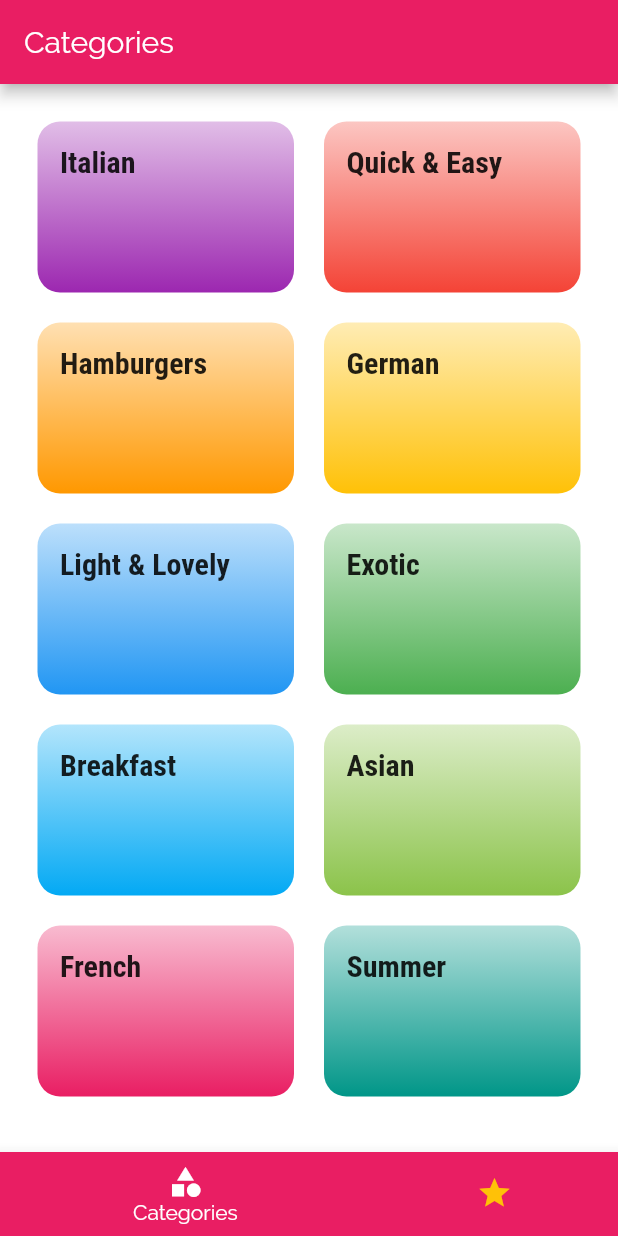
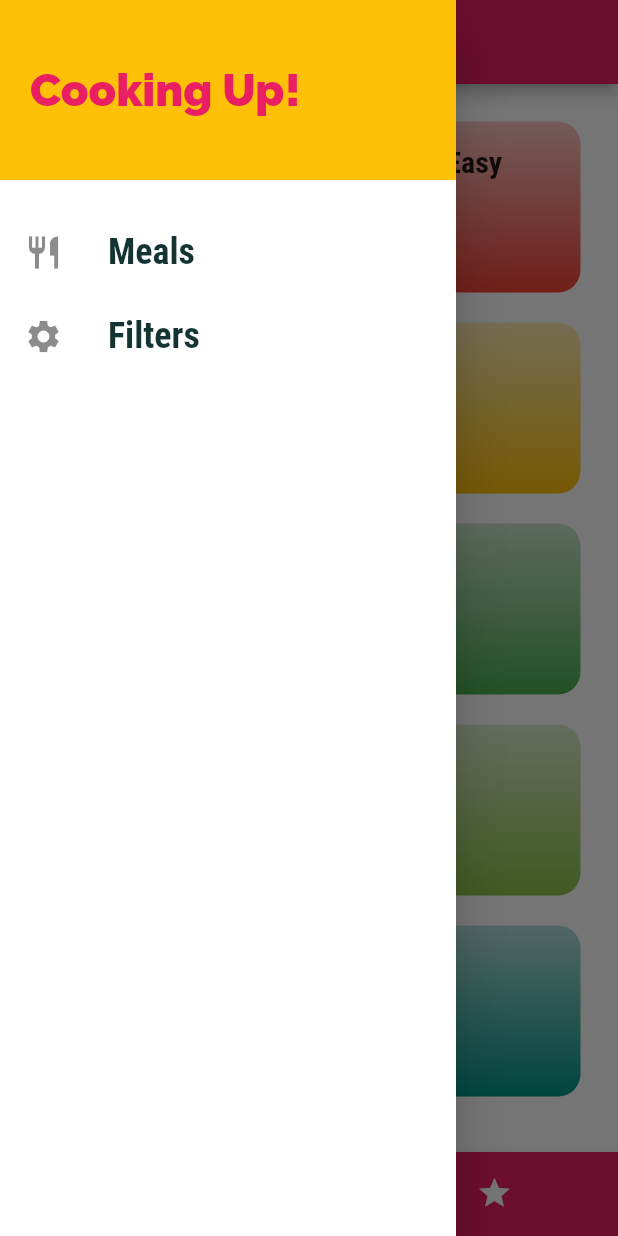
Before and after one commit to 2ChanWoo/delimeals, a Flutter app: the screen it shows after launch, with the side drawer open (before the commit the screen has no drawer), on a phone screen of 412 x 824 dp. Run offline on Flutter 3.47's test engine with Material 2 defaults, Android fonts, the phone set to English and light mode, and no system bars.

Commit message:
add filter.

```diff
--- a/lib/main.dart
+++ b/lib/main.dart
@@ -1,13 +1,52 @@
+import 'package:delimeals/dummy_data.dart';
+import 'package:delimeals/screens/filters_screen.dart';
 import 'package:delimeals/screens/meal_detail_screen.dart';
 import 'package:delimeals/screens/tabs_screen.dart';
 import 'package:flutter/material.dart';
 
+import 'models/meal.dart';
 import 'screens/category_meals_screen.dart';
 import 'screens/categories_screen.dart';
 
 void main() => runApp(MyApp());
 
-class MyApp extends StatelessWidget {
+class MyApp extends StatefulWidget {
+  @override
+  _MyAppState createState() => _MyAppState();
+}
+
+class _MyAppState extends State<MyApp> {
+  Map<String, bool> _filters = {
+    'gluten': false,
+    'lactose': false,
+    'vegan': false,
+    'vegetarian': false,
+  };
+
+  List<Meal> _availableMeals = DUMMY_MEALS;
+
+  void _setFilters(Map<String, bool> filterData) {
+    setState(() {
+      _filters = filterData;
+
+      _availableMeals = DUMMY_MEALS.where((meal) {
+        if (_filters['gluten'] && !meal.isGlutenFree) {
+          return false;
+        }
+        if (_filters['lactose'] && !meal.isLactoseFree) {
+          return false;
+        }
+        if (_filters['vegan'] && !meal.isVegan) {
+          return false;
+        }
+        if (_filters['vegetarian'] && !meal.isVegetarian) {
+          return false;
+        }
+        return true;
+      }).toList();
+    });
+  }
+
   @override
   Widget build(BuildContext context) {
     return MaterialApp(
@@ -35,8 +74,9 @@ class MyApp extends StatelessWidget {
       initialRoute: '/', // default is '/'
       routes: {
         '/': (ctx) => TabsScreen(),
-        CategoryMealsScreen.routeName: (ctx) => CategoryMealsScreen(),
+        CategoryMealsScreen.routeName: (ctx) => CategoryMealsScreen(_availableMeals),
         MealDetailScreen.routeName : (ctx) => MealDetailScreen(),
+        FiltersScreen.routeName : (ctx) => FiltersScreen(_filters, _setFilters),
       },
     );
   }
--- a/lib/screens/tabs_screen.dart
+++ b/lib/screens/tabs_screen.dart
@@ -1,5 +1,6 @@
 import 'package:flutter/material.dart';
 
+import '../widgets/main_drawer.dart';
 import './favorites_screen.dart';
 import './categories_screen.dart';
 
@@ -33,12 +34,13 @@ class _TabsScreenState extends State<TabsScreen> {
       appBar: AppBar(
         title: Text(_pages[_selectedPageIndex]['title']),
       ),
+      drawer: MainDrawer(),
       body: _pages[_selectedPageIndex]['page'],
       bottomNavigationBar: BottomNavigationBar(
         onTap: _selectPage,
         backgroundColor: Theme.of(context).primaryColor,
-        unselectedItemColor: Theme.of(context).accentColor,
-        selectedItemColor: Colors.white,
+        unselectedItemColor: Colors.white,
+        selectedItemColor: Theme.of(context).accentColor,
         currentIndex: _selectedPageIndex,
         type: BottomNavigationBarType.shifting,
         items: [
--- /dev/null
+++ b/lib/widgets/main_drawer.dart
@@ -0,0 +1,63 @@
+import 'package:delimeals/screens/category_meals_screen.dart';
+import 'package:flutter/material.dart';
+
+class MainDrawer extends StatelessWidget {
+  Widget buildListTile(String title, IconData icon, Function Navi) {
+    return ListTile(
+      leading: Icon(
+        icon,
+        size: 26,
+      ),
+      title: Text(
+        title,
+        style: TextStyle(
+          fontFamily: 'RobotoCondensed',
+          fontSize: 24,
+          fontWeight: FontWeight.bold,
+        ),
+      ),
+      onTap: () => Navi(),
+    );
+  }
+
+  @override
+  Widget build(BuildContext context) {
+    return Drawer(
+      child: Column(
+        children: <Widget>[
+          Container(
+            height: 120,
+            width: double.infinity,
+            padding: EdgeInsets.all(20),
+            alignment: Alignment.centerLeft,
+            color: Theme.of(context).accentColor,
+            child: Text(
+              'Cooking Up!',
+              style: TextStyle(
+                  fontWeight: FontWeight.w900,
+                  fontSize: 30,
+                  color: Theme.of(context).primaryColor),
+            ),
+          ),
+          SizedBox(
+            height: 20,
+          ),
+          buildListTile(
+            'Meals',
+            Icons.restaurant,
+              () {
+              Navigator.of(context).pushReplacementNamed('/');
+              }
+          ),
+          buildListTile(
+            'Filters',
+            Icons.settings,
+              () {
+              Navigator.of(context).pushNamed('/filters');
+              }
+          ),
+        ],
+      ),
+    );
+  }
+}
```
Also changed, not shown: lib/screens/category_meals_screen.dart (+57 -21 lines), lib/screens/filters_screen.dart (added, +126 -0 lines), lib/screens/meal_detail_screen.dart (+8 -0 lines), lib/widgets/meal_item.dart (+44 -21 lines), 1 other file.
